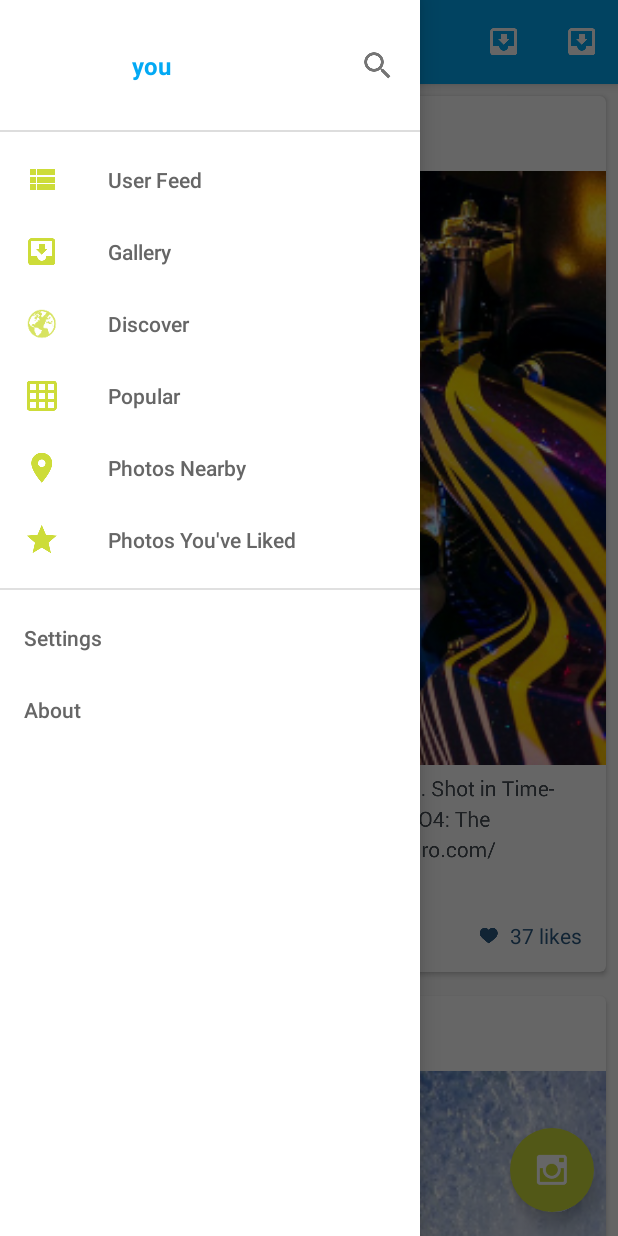
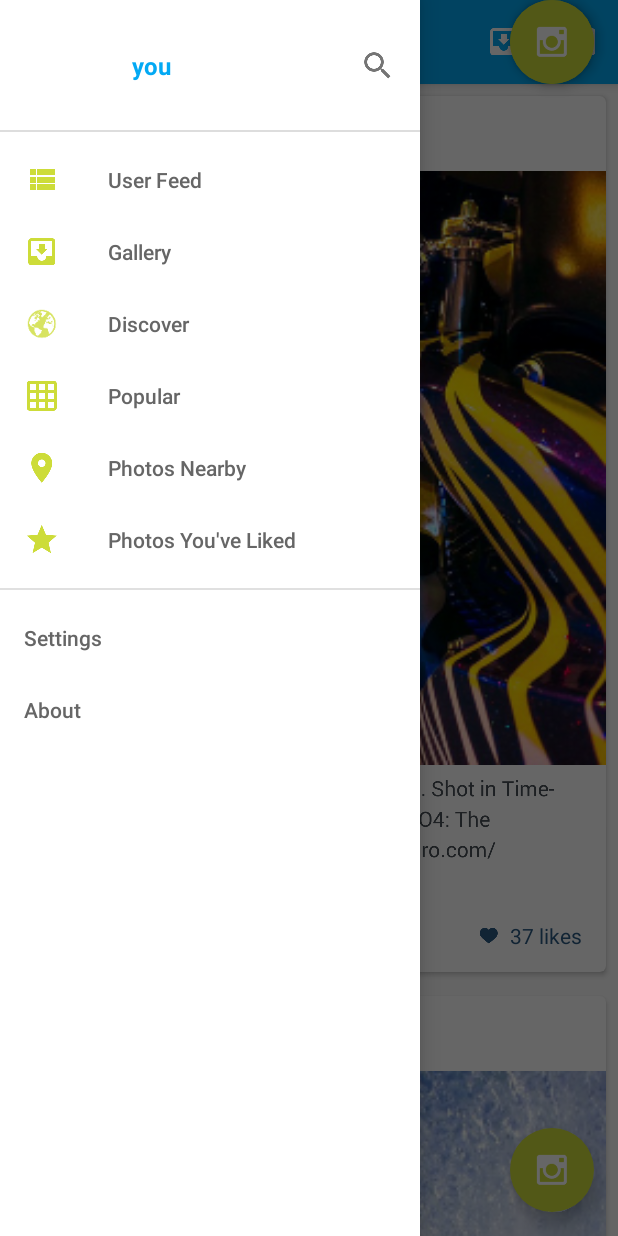
Before and after one commit to askgod/InstL, an Android app: the MainActivity screen opened directly, with no data from a screen before it, with the side drawer open, on a phone screen of 412 x 824 dp. Run offline under Robolectric (Android 15) with nearby library versions, the phone set to English and light mode, and no system bars; our stand-ins replace ButterKnife, Picasso; pictures from the network do not load; 1 statement that could not run was skipped.

Commit message:
Links created

```diff
--- a/app/src/main/java/fanx/instl/activity/GalleryActivity.java
+++ b/app/src/main/java/fanx/instl/activity/GalleryActivity.java
@@ -19,13 +19,12 @@ public class GalleryActivity extends FragmentActivity {
             Utils.enableStrictMode();
         }
 
-
         if (getSupportFragmentManager().findFragmentByTag(TAG) == null) {
             final FragmentTransaction ft = getSupportFragmentManager().beginTransaction();
             ft.add(android.R.id.content, new ImageGridFragment(), TAG);
             ft.commit();
         }
+
     }
 
-
 }
--- a/app/src/main/java/fanx/instl/activity/MainActivity.java
+++ b/app/src/main/java/fanx/instl/activity/MainActivity.java
@@ -33,6 +33,13 @@ public class MainActivity extends BaseDrawerActivity implements FeedAdapter.OnFe
 
     @Bind(R.id.fab2)
     FloatingActionButton jump;
+
+    @Bind(R.id.fab3)
+    FloatingActionButton fab3;
+
+    @Bind(R.id.fab4)
+    FloatingActionButton fab4;
+
 
     @Bind(R.id.content)
     CoordinatorLayout clContent;
@@ -232,4 +239,15 @@ public class MainActivity extends BaseDrawerActivity implements FeedAdapter.OnFe
         startActivity(intent);
     }
 
+    @OnClick (R.id.fab3)
+    public void toDiscvoer (){
+        Intent intent = new Intent(this, DiscoverActivitiy.class);
+        startActivity(intent);
+    }
+
+    @OnClick (R.id.fab4)
+    public void toActivity (){
+        Intent intent = new Intent(this, ActivityFeedAcitivity.class);
+        startActivity(intent);
+    }
 }
--- a/app/src/main/java/fanx/instl/utils/Images.java
+++ b/app/src/main/java/fanx/instl/utils/Images.java
@@ -16,10 +16,16 @@
 
 package fanx.instl.utils;
 
+import android.os.Environment;
+import android.util.Log;
+
+import java.io.File;
+
 /**
  * Some simple test data to use for this sample app.
  */
 public class Images {
+
 
     /**
      * This are PicasaWeb URLs and could potentially change. Ideally the PicasaWeb API should be
--- a/app/src/main/res/layout/activity_main.xml
+++ b/app/src/main/res/layout/activity_main.xml
@@ -51,6 +51,31 @@
             app:elevation="6dp"
             app:pressedTranslationZ="12dp" />
 
+        <android.support.design.widget.FloatingActionButton
+            android:id="@+id/fab3"
+            android:layout_width="wrap_content"
+            android:layout_height="wrap_content"
+            android:layout_gravity="top|right"
+            android:layout_marginBottom="@dimen/btn_fab_margins"
+            android:layout_marginRight="@dimen/btn_fab_margins"
+            android:src="@drawable/ic_instagram_white"
+            app:borderWidth="0dp"
+            app:elevation="6dp"
+            app:pressedTranslationZ="12dp" />
+
+
+        <android.support.design.widget.FloatingActionButton
+            android:id="@+id/fab4"
+            android:layout_width="wrap_content"
+            android:layout_height="wrap_content"
+            android:layout_gravity="right"
+            android:layout_marginBottom="@dimen/btn_fab_margins"
+            android:layout_marginRight="@dimen/btn_fab_margins"
+            android:src="@drawable/ic_instagram_white"
+            app:borderWidth="0dp"
+            app:elevation="6dp"
+            app:pressedTranslationZ="12dp" />
+
     </android.support.design.widget.CoordinatorLayout>
 
 </android.support.design.widget.CoordinatorLayout>
--- a/app/src/main/res/values/strings.xml
+++ b/app/src/main/res/values/strings.xml
@@ -42,4 +42,6 @@
     <!-- For gallery string -->
     <string name="no_network_connection_toast">No_Network</string>
     <string name="imageview_description">description</string>
+    <string name="title_activity_discover_activitiy">DiscoverActivitiy</string>
+    <string name="title_activity_activity_feed_acitivity">ActivityFeedAcitivity</string>
 </resources>
```
Also changed, not shown: app/src/main/AndroidManifest.xml (+11 -0 lines), app/src/main/java/fanx/instl/activity/ActivityFeedAcitivity.java (added, +31 -0 lines), app/src/main/java/fanx/instl/activity/DiscoverActivitiy.java (added, +31 -0 lines), app/src/main/res/layout/activity_activity_feed_acitivity.xml (added, +25 -0 lines), app/src/main/res/layout/activity_discover_activitiy.xml (added, +25 -0 lines), app/src/main/res/layout/content_activity_feed_acitivity.xml (added, +13 -0 lines), app/src/main/res/layout/content_discover_activitiy.xml (added, +13 -0 lines), 1 other file.
